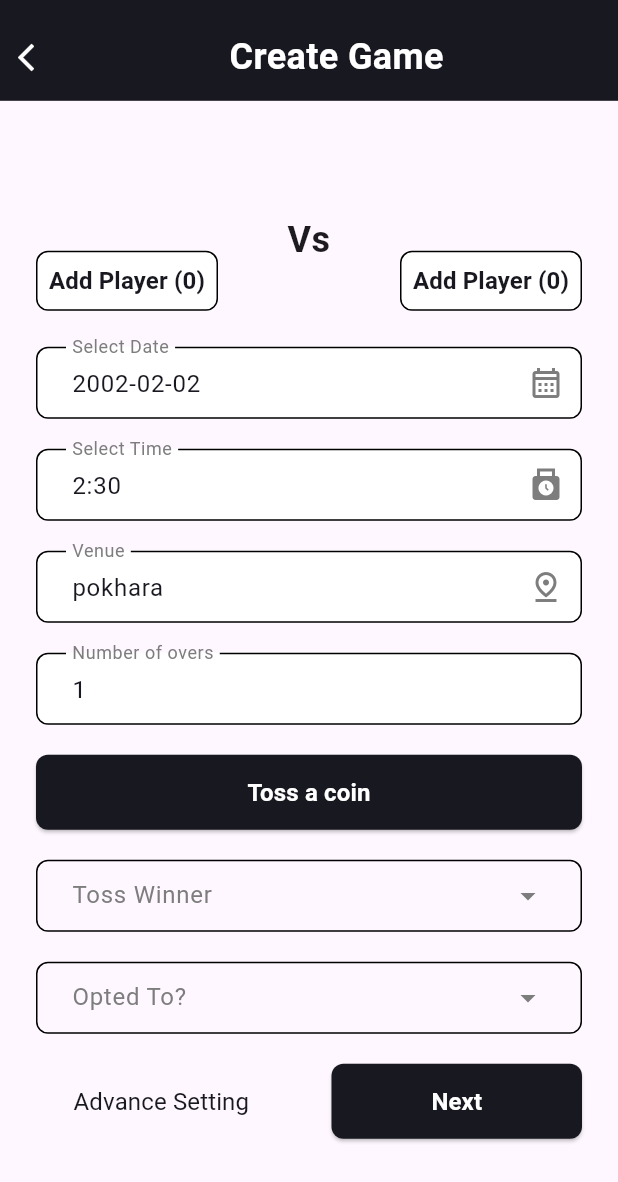
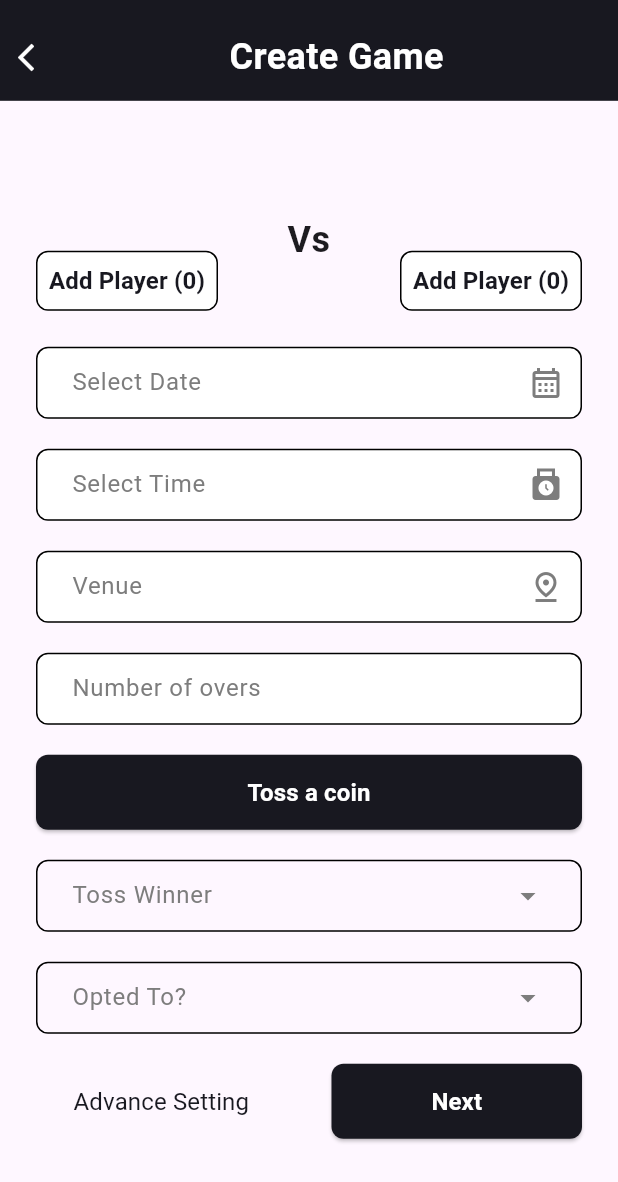
Before and after one commit to ck-lamib/cric_score_connect, a Flutter app: the TeamVsTeamCreateGame screen opened by its route, on a phone screen of 412 x 824 dp. Shown: the top 1182 px of the screen. Run offline on Flutter 3.47's test engine with Material 3 defaults, Android fonts, the phone set to English and light mode, and no system bars; our stand-ins replace cached_network_image, device_info_plus, dropdown_button2, flutter_svg, get, get_storage and 3 more; missing offline and left inert: khalti, khalti_flutter, simple_fontellico_progress_dialog; accounts and stored records are empty; network calls fail; Roboto replaces fonts that are missing (WorkSans).

Commit message:
fix: fix bugs

```diff
--- a/lib/screens/game/controller/team_vs_team_game_controller.dart
+++ b/lib/screens/game/controller/team_vs_team_game_controller.dart
@@ -156,13 +156,13 @@ class TeamVsTeamGameController extends GetxController {
                         6)
                     .toStringAsFixed(2),
         target: target.value.toString(),
-        awayTeam: homeTeamPlayer
+        homeTeam: homeTeamPlayer
             .map(
               (item) => LiveTeam(
                 id: item.id,
                 name: item.name,
                 username: item.username,
-                out: item.matchBattingStats?.outReason.value == Out.none,
+                out: item.matchBattingStats?.outReason.value != Out.none,
                 bowler:
                     matchController.getInningDetail.bowler.value?.id == item.id,
                 striker: matchController.getInningDetail.striker.value?.id ==
@@ -190,13 +190,13 @@ class TeamVsTeamGameController extends GetxController {
               ),
             )
             .toList(),
-        homeTeam: awayTeamPlayer
+        awayTeam: awayTeamPlayer
             .map(
               (item) => LiveTeam(
                 id: item.id,
                 name: item.name,
                 username: item.username,
-                out: item.matchBattingStats?.outReason.value == Out.none,
+                out: item.matchBattingStats?.outReason.value != Out.none,
                 bowler:
                     matchController.getInningDetail.bowler.value?.id == item.id,
                 striker: matchController.getInningDetail.striker.value?.id ==
@@ -336,120 +336,14 @@ class TeamVsTeamGameController extends GetxController {
   GlobalKey<FormState> createGameFormKey = GlobalKey<FormState>();
 
   RxList<User> allAvailablePlayers = RxList();
-  // [
-  //   User(
-  //     name: "Bibek khatri",
-  //     username: "username1",
-  //     email: "email@gmail.com",
-  //     address: "Pokhara",
-  //     dob: "2002-07-07",
-  //     phone: "98677743236",
-  //     matchBattingStats: MatchBattingStats(),
-  //     matchBowlingStats: MatchBowlingStats(),
-  //   ),
-  //   User(
-  //     name: "Bibek khatri",
-  //     username: "username2",
-  //     email: "email@gmail.com",
-  //     address: "Pokhara",
-  //     dob: "2002-07-07",
-  //     phone: "98677743236",
-  //     matchBattingStats: MatchBattingStats(),
-  //     matchBowlingStats: MatchBowlingStats(),
-  //   ),
-  //   User(
-  //     name: "Bibek khatri",
-  //     username: "username3",
-  //     email: "email@gmail.com",
-  //     address: "Pokhara",
-  //     dob: "2002-07-07",
-  //     phone: "98677743236",
-  //     matchBattingStats: MatchBattingStats(),
-  //     matchBowlingStats: MatchBowlingStats(),
-  //   ),
-  //   User(
-  //     name: "Bibek khatri",
-  //     username: "username4",
-  //     email: "email@gmail.com",
-  //     address: "Pokhara",
-  //     dob: "2002-07-07",
-  //     phone: "98677743236",
-  //     matchBattingStats: MatchBattingStats(),
-  //     matchBowlingStats: MatchBowlingStats(),
-  //   ),
-  //   User(
-  //     name: "Bibek khatri",
-  //     username: "username5",
-  //     email: "email@gmail.com",
-  //     address: "Pokhara",
-  //     dob: "2002-07-07",
-  //     phone: "98677743236",
-  //     matchBattingStats: MatchBattingStats(),
-  //     matchBowlingStats: MatchBowlingStats(),
-  //   ),
-  //   User(
-  //     name: "Bibek khatri",
-  //     username: "username6",
-  //     email: "email@gmail.com",
-  //     address: "Pokhara",
-  //     dob: "2002-07-07",
-  //     phone: "98677743236",
-  //     matchBattingStats: MatchBattingStats(),
-  //     matchBowlingStats: MatchBowlingStats(),
-  //   ),
-  //   User(
-  //     name: "Bibek khatri",
-  //     username: "username7",
-  //     email: "email@gmail.com",
-  //     address: "Pokhara",
-  //     dob: "2002-07-07",
-  //     phone: "98677743236",
-  //     matchBattingStats: MatchBattingStats(),
-  //     matchBowlingStats: MatchBowlingStats(),
-  //   ),
-  //   User(
-  //     name: "Bibek khatri",
-  //     username: "username8",
-  //     email: "email@gmail.com",
-  //     address: "Pokhara",
-  //     dob: "2002-07-07",
-  //     phone: "98677743236",
-  //     matchBattingStats: MatchBattingStats(),
-  //     matchBowlingStats: MatchBowlingStats(),
-  //   ),
-  //   User(
-  //     name: "Bibek khatri",
-  //     username: "username9",
-  //     email: "email@gmail.com",
-  //     address: "Pokhara",
-  //     dob: "2002-07-07",
-  //     phone: "98677743236",
-  //     matchBattingStats: MatchBattingStats(),
-  //     matchBowlingStats: MatchBowlingStats(),
-  //   ),
-  //   User(
-  //     name: "Bibek khatri",
-  //     username: "username10",
-  //     email: "email@gmail.com",
-  //     address: "Pokhara",
-  //     dob: "2002-07-07",
-  //     phone: "98677743236",
-  //     matchBattingStats: MatchBattingStats(),
-  //     matchBowlingStats: MatchBowlingStats(),
-  //   ),
-  // ],
 
   RxList<User> homeTeamPlayer = RxList();
   RxList<User> awayTeamPlayer = RxList();
 
-  TextEditingController selectDateController =
-      TextEditingController(text: "2002-02-02");
-  TextEditingController selectTimeController =
-      TextEditingController(text: "2:30");
-  TextEditingController venueController =
-      TextEditingController(text: "pokhara");
-  TextEditingController numberOfOversController =
-      TextEditingController(text: "1");
+  TextEditingController selectDateController = TextEditingController();
+  TextEditingController selectTimeController = TextEditingController();
+  TextEditingController venueController = TextEditingController();
+  TextEditingController numberOfOversController = TextEditingController();
   String? tossWinner;
   String? optedTo;
 
--- a/lib/screens/game/views/team_vs_team_create_game_screen.dart
+++ b/lib/screens/game/views/team_vs_team_create_game_screen.dart
@@ -257,23 +257,14 @@ class TeamVsTeamCreateGame extends StatelessWidget {
                     validator: Validators.checkFieldEmpty,
                   ),
                   SizeConfig.getSpace(),
-                  Obx(
-                    () => CustomElevatedButton(
+                  CustomElevatedButton(
                     title: "Toss a coin",
-                      onTap: c.isCoinTossed.value
-                          ? () {
-                              CustomSnackBar.info(
-                                title: "Coin toss.",
-                                message: "Already Tossed",
-                              );
-                            }
-                          : () async {
+                    onTap: () async {
                       RequestLoader requestLoader = RequestLoader();
                       requestLoader.show(
                         message: "Tossing",
                       );
-                              await Future.delayed(const Duration(seconds: 2),
-                                  () {
+                      await Future.delayed(const Duration(seconds: 2), () {
                         requestLoader.hide();
                         var doubleValue = Random().nextInt(9999);
                         c.isCoinTossed.value = true;
@@ -298,7 +289,6 @@ class TeamVsTeamCreateGame extends StatelessWidget {
                             });
                       });
                     },
-                    ),
                   ),
                   SizeConfig.getSpace(),
                   CustomDropdownTextField(
```
Also changed, not shown: lib/screens/game/views/selectplayer/team_vs_team_select_player.dart (+74 -14 lines). Lines whose indentation alone changed are shown as unchanged.
